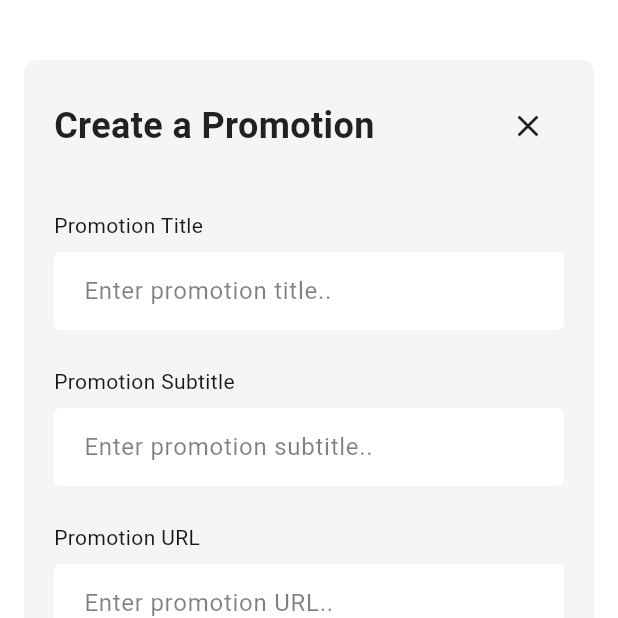
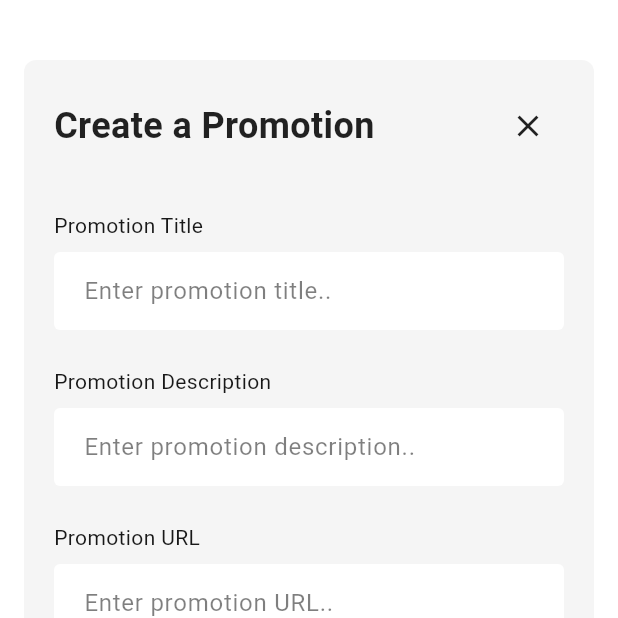
Before and after one commit to flutter-maktech/mse_admin_dashboard, a Flutter app: the PromotionView screen opened by its route, after a tap on "Create Promotion", on a phone screen of 412 x 824 dp, the top half of it. Run offline on Flutter 3.47's test engine with Material 3 defaults, Android fonts, the phone set to English and light mode, and no system bars; our stand-ins replace get, get_storage, image_picker; accounts and stored records are empty; network calls fail.

Commit message:
feat: connect promotions to backend api, update app name to MSE, and refresh web icons

```diff
--- a/lib/app/data/providers/api_provider.dart
+++ b/lib/app/data/providers/api_provider.dart
@@ -5,6 +5,7 @@ import '../models/event_model.dart';
 import '../models/race_model.dart';
 import '../models/race_request_model.dart';
 import '../models/race_report_model.dart';
+import '../models/promotion_model.dart';
 
 class ApiProvider extends GetConnect {
   final _storage = GetStorage();
@@ -16,6 +17,11 @@ class ApiProvider extends GetConnect {
       final token = _storage.read<String>('access_token');
       if (token != null && token.isNotEmpty) {
         request.headers['Authorization'] = 'Bearer $token';
+      }
+      if (request.method.toLowerCase() == 'delete') {
+        request.headers['accept'] = '*/*';
+      } else {
+        request.headers['accept'] = 'application/json';
       }
       return request;
     });
@@ -153,4 +159,53 @@ class ApiProvider extends GetConnect {
       }
     }
   }
+
+  Future<List<PromotionModel>> getPromotions() async {
+    final response = await get('/dropbox/');
+    if (response.status.hasError) {
+      return Future.error(response.statusText ?? 'Failed to load promotions');
+    } else {
+      if (response.body is List) {
+        return (response.body as List)
+            .map((item) => PromotionModel.fromJson(item))
+            .toList();
+      }
+      return [];
+    }
+  }
+
+  Future<PromotionModel> createPromotion(FormData form) async {
+    final response = await post('/dropbox/', form);
+    if (response.status.hasError) {
+      return Future.error(
+        response.body?['detail'] ??
+            response.statusText ??
+            'Failed to create promotion',
+      );
+    }
+    return PromotionModel.fromJson(response.body);
+  }
+
+  Future<PromotionModel> updatePromotion(int id, FormData form) async {
+    final response = await put('/dropbox/$id', form);
+    if (response.status.hasError) {
+      return Future.error(
+        response.body?['detail'] ??
+            response.statusText ??
+            'Failed to update promotion',
+      );
+    }
+    return PromotionModel.fromJson(response.body);
+  }
+
+  Future<void> deletePromotion(int id) async {
+    final response = await delete('/dropbox/$id');
+    if (response.status.hasError) {
+      return Future.error(
+        response.body?['detail'] ??
+            response.statusText ??
+            'Failed to delete promotion',
+      );
+    }
+  }
 }
--- a/lib/app/modules/promotion/controllers/promotion_controller.dart
+++ b/lib/app/modules/promotion/controllers/promotion_controller.dart
@@ -3,10 +3,11 @@ import 'package:flutter/material.dart';
 import 'package:get/get.dart';
 import 'package:image_picker/image_picker.dart';
 import '../../../data/models/promotion_model.dart';
+import '../../../data/providers/api_provider.dart';
 
 class PromotionController extends GetxController {
   late TextEditingController titleController;
-  late TextEditingController subtitleController;
+  late TextEditingController descriptionController;
   late TextEditingController urlController;
 
   final rxPromotions = <PromotionModel>[].obs;
@@ -19,47 +20,31 @@ class PromotionController extends GetxController {
   @override
   void onInit() {
     titleController = TextEditingController();
-    subtitleController = TextEditingController();
+    descriptionController = TextEditingController();
     urlController = TextEditingController();
-    _loadDummyPromotions();
+    fetchPromotions();
     super.onInit();
   }
 
-  void _loadDummyPromotions() {
-    rxPromotions.addAll([
-      PromotionModel(
-        id: 1,
-        title: 'Formula 1 Grand Prix Deal',
-        subtitle:
-            'Get 20% off on all early bird tickets for the next Grand Prix series.',
-        url: 'https://motorsporteasy.com/f1-deal',
-        imageUrl:
-            'https://images.unsplash.com/photo-1568605117036-5fe5e7bab0b7?w=500&auto=format&fit=crop&q=60',
-      ),
-      PromotionModel(
-        id: 2,
-        title: 'Offroad Championship Pass',
-        subtitle:
-            'Exclusive weekend passes with paddock access. Limited availability.',
-        url: 'https://motorsporteasy.com/offroad-pass',
-        imageUrl:
-            'https://images.unsplash.com/photo-1533473359331-0135ef1b58bf?w=500&auto=format&fit=crop&q=60',
-      ),
-      PromotionModel(
-        id: 3,
-        title: 'Karting League Registration',
-        subtitle:
-            'Sign up for the summer amateur karting league. Winners get cash prizes!',
-        url: 'https://motorsporteasy.com/karting-signup',
-        imageUrl:
-            'https://images.unsplash.com/photo-1562591176-a117072489f6?w=500&auto=format&fit=crop&q=60',
-      ),
-    ]);
+  Future<void> fetchPromotions() async {
+    try {
+      isLoading.value = true;
+      final promotions = await Get.find<ApiProvider>().getPromotions();
+      rxPromotions.assignAll(promotions);
+    } catch (e) {
+      Get.snackbar(
+        'Error',
+        'Failed to load promotions: $e',
+        snackPosition: SnackPosition.BOTTOM,
+      );
+    } finally {
+      isLoading.value = false;
+    }
   }
 
   void clearFields() {
     titleController.clear();
-    subtitleController.clear();
+    descriptionController.clear();
     urlController.clear();
     imageBytes.value = null;
     imageName.value = '';
@@ -67,7 +52,7 @@ class PromotionController extends GetxController {
 
   void setFieldsForUpdate(PromotionModel promotion) {
     titleController.text = promotion.title ?? '';
-    subtitleController.text = promotion.subtitle ?? '';
+    descriptionController.text = promotion.subtitle ?? '';
     urlController.text = promotion.url ?? '';
     imageBytes.value = promotion.imageBytes;
     imageName.value = '';
@@ -97,13 +82,13 @@ class PromotionController extends GetxController {
 
   void createPromotion() async {
     final title = titleController.text.trim();
-    final subtitle = subtitleController.text.trim();
+    final descriptionText = descriptionController.text.trim();
     final url = urlController.text.trim();
 
-    if (title.isEmpty || subtitle.isEmpty || url.isEmpty) {
+    if (title.isEmpty || descriptionText.isEmpty || url.isEmpty) {
       Get.snackbar(
         'Error',
-        'Title, Subtitle, and Promotion URL are required',
+        'Title, Description, and Promotion URL are required',
         snackPosition: SnackPosition.BOTTOM,
       );
       return;
@@ -111,37 +96,36 @@ class PromotionController extends GetxController {
 
     try {
       isLoading.value = true;
-      // Simulate backend implementation delay
-      await Future.delayed(const Duration(milliseconds: 500));
 
-      final newId = rxPromotions.isEmpty
-          ? 1
-          : (rxPromotions
-                    .map((e) => e.id ?? 0)
-                    .reduce((a, b) => a > b ? a : b) +
-                1);
-      final newPromo = PromotionModel(
-        id: newId,
-        title: title,
-        subtitle: subtitle,
-        url: url,
-        imageBytes: imageBytes.value,
-      );
-      rxPromotions.add(newPromo);
+      final form = FormData({
+        'title': title,
+        'subtitle': '',
+        'description': descriptionText,
+        'url': url,
+        if (imageBytes.value != null && imageName.value.isNotEmpty)
+          'image': MultipartFile(
+            imageBytes.value!,
+            filename: imageName.value,
+          ),
+      });
+
+      await Get.find<ApiProvider>().createPromotion(form);
+
+      clearFields();
+      Get.back();
+      fetchPromotions();
 
       Get.snackbar(
         'Success',
-        'Promotion created successfully (Local Mock)',
+        'Promotion created successfully',
         snackPosition: SnackPosition.BOTTOM,
       );
-
-      clearFields();
-
-      Future.delayed(const Duration(milliseconds: 500), () {
-        Get.back();
-      });
     } catch (e) {
-      Get.snackbar('Error', e.toString(), snackPosition: SnackPosition.BOTTOM);
+      Get.snackbar(
+        'Error',
+        e.toString(),
+        snackPosition: SnackPosition.BOTTOM,
+      );
     } finally {
       isLoading.value = false;
     }
@@ -149,13 +133,13 @@ class PromotionController extends GetxController {
 
   void updatePromotion(int id) async {
     final title = titleController.text.trim();
-    final subtitle = subtitleController.text.trim();
+    final descriptionText = descriptionController.text.trim();
     final url = urlController.text.trim();
 
-    if (title.isEmpty || subtitle.isEmpty || url.isEmpty) {
+    if (title.isEmpty || descriptionText.isEmpty || url.isEmpty) {
       Get.snackbar(
         'Error',
-        'Title, Subtitle, and Promotion URL are required',
+        'Title, Description, and Promotion URL are required',
         snackPosition: SnackPosition.BOTTOM,
       );
       return;
@@ -163,54 +147,68 @@ class PromotionController extends GetxController {
 
     try {
       isLoading.value = true;
-      // Simulate backend implementation delay
-      await Future.delayed(const Duration(milliseconds: 500));
 
-      final index = rxPromotions.indexWhere((p) => p.id == id);
-      if (index != -1) {
-        final existingPromo = rxPromotions[index];
-        rxPromotions[index] = PromotionModel(
-          id: id,
-          title: title,
-          subtitle: subtitle,
-          url: url,
-          imageUrl: imageBytes.value == null ? existingPromo.imageUrl : null,
-          imageBytes: imageBytes.value,
-        );
-        rxPromotions.refresh();
+      final form = FormData({
+        'title': title,
+        'subtitle': '',
+        'description': descriptionText,
+        'url': url,
+        if (imageBytes.value != null && imageName.value.isNotEmpty)
+          'image': MultipartFile(
+            imageBytes.value!,
+            filename: imageName.value,
+          ),
+      });
+
+      await Get.find<ApiProvider>().updatePromotion(id, form);
+
+      clearFields();
+      Get.back();
+      fetchPromotions();
 
       Get.snackbar(
         'Success',
-          'Promotion updated successfully (Local Mock)',
+        'Promotion updated successfully',
         snackPosition: SnackPosition.BOTTOM,
       );
-
-        clearFields();
-
-        Future.delayed(const Duration(milliseconds: 500), () {
-          Get.back();
-        });
-      }
     } catch (e) {
-      Get.snackbar('Error', e.toString(), snackPosition: SnackPosition.BOTTOM);
+      Get.snackbar(
+        'Error',
+        e.toString(),
+        snackPosition: SnackPosition.BOTTOM,
+      );
     } finally {
       isLoading.value = false;
     }
   }
 
-  void deletePromotion(int id) {
-    rxPromotions.removeWhere((p) => p.id == id);
+  void deletePromotion(int id) async {
+    try {
+      isLoading.value = true;
+      await Get.find<ApiProvider>().deletePromotion(id);
+
       Get.snackbar(
         'Success',
-      'Promotion deleted successfully (Local Mock)',
+        'Promotion deleted successfully',
         snackPosition: SnackPosition.BOTTOM,
       );
+
+      fetchPromotions();
+    } catch (e) {
+      Get.snackbar(
+        'Error',
+        e.toString(),
+        snackPosition: SnackPosition.BOTTOM,
+      );
+    } finally {
+      isLoading.value = false;
+    }
   }
 
   @override
   void onClose() {
     titleController.dispose();
-    subtitleController.dispose();
+    descriptionController.dispose();
     urlController.dispose();
     super.onClose();
   }
--- a/lib/app/modules/promotion/views/create_promotion_view.dart
+++ b/lib/app/modules/promotion/views/create_promotion_view.dart
@@ -59,11 +59,11 @@ class CreatePromotionView extends GetView<PromotionController> {
 
                 const SizedBox(height: 24),
 
-                _buildLabel('Promotion Subtitle'),
+                _buildLabel('Promotion Description'),
                 const SizedBox(height: 8),
                 _buildTextField(
-                  controller.subtitleController,
-                  'Enter promotion subtitle..',
+                  controller.descriptionController,
+                  'Enter promotion description..',
                 ),
 
                 const SizedBox(height: 24),
--- a/lib/app/modules/promotion/views/promotion_view.dart
+++ b/lib/app/modules/promotion/views/promotion_view.dart
@@ -114,6 +114,17 @@ class PromotionView extends GetView<PromotionController> {
 
                   // Table Body or Card Grid based on layout
                   Obx(() {
+                    if (controller.isLoading.value) {
+                      return const Padding(
+                        padding: EdgeInsets.all(48.0),
+                        child: Center(
+                          child: CircularProgressIndicator(
+                            color: AppColors.primaryRed,
+                          ),
+                        ),
+                      );
+                    }
+
                     if (controller.rxPromotions.isEmpty) {
                       return const Padding(
                         padding: EdgeInsets.all(24.0),
@@ -161,8 +172,8 @@ class PromotionView extends GetView<PromotionController> {
                                                 height: 60,
                                                 width: 80,
                                                 fit: BoxFit.cover,
-                                            errorBuilder:
-                                                (context, error, stackTrace) =>
+                                                errorBuilder: (context, error,
+                                                        stackTrace) =>
                                                     const Icon(
                                                   Icons.image_not_supported,
                                                   color: AppColors.iconGrey,
@@ -207,8 +218,7 @@ class PromotionView extends GetView<PromotionController> {
                                           style: const TextStyle(
                                             color: AppColors.primaryRed,
                                             fontSize: 11,
-                                            decoration:
-                                                TextDecoration.underline,
+                                            decoration: TextDecoration.underline,
                                           ),
                                         ),
                                       ],
@@ -251,20 +261,18 @@ class PromotionView extends GetView<PromotionController> {
                                 child: Text(
                                   'Title',
                                   style: TextStyle(
-                                    color: AppColors.textBlack.withValues(
-                                      alpha: 0.7,
-                                    ),
+                                    color: AppColors.textBlack
+                                        .withValues(alpha: 0.7),
                                   ),
                                 ),
                               ),
                               Expanded(
                                 flex: 3,
                                 child: Text(
-                                  'Subtitle',
+                                  'Description',
                                   style: TextStyle(
-                                    color: AppColors.textBlack.withValues(
-                                      alpha: 0.7,
-                                    ),
+                                    color: AppColors.textBlack
+                                        .withValues(alpha: 0.7),
                                   ),
                                 ),
                               ),
@@ -273,9 +281,8 @@ class PromotionView extends GetView<PromotionController> {
                                 child: Text(
                                   'URL',
                                   style: TextStyle(
-                                    color: AppColors.textBlack.withValues(
-                                      alpha: 0.7,
-                                    ),
+                                    color: AppColors.textBlack
+                                        .withValues(alpha: 0.7),
                                   ),
                                 ),
                               ),
@@ -284,14 +291,15 @@ class PromotionView extends GetView<PromotionController> {
                                 child: Text(
                                   'Image',
                                   style: TextStyle(
-                                    color: AppColors.textBlack.withValues(
-                                      alpha: 0.7,
-                                    ),
+                                    color: AppColors.textBlack
+                                        .withValues(alpha: 0.7),
                                   ),
                                   textAlign: TextAlign.center,
                                 ),
                               ),
-                              const SizedBox(width: 48),
+                              const SizedBox(
+                                width: 48,
+                              ),
                             ],
                           ),
                         ),
@@ -369,13 +377,12 @@ class PromotionView extends GetView<PromotionController> {
                                                     height: 40,
                                                     width: 60,
                                                     fit: BoxFit.cover,
-                                                errorBuilder:
-                                                    (
-                                                      context,
+                                                    errorBuilder: (context,
                                                             error,
-                                                      stackTrace,
-                                                    ) => const Icon(
-                                                      Icons.image_not_supported,
+                                                            stackTrace) =>
+                                                        const Icon(
+                                                      Icons
+                                                          .image_not_supported,
                                                       color: AppColors.iconGrey,
                                                     ),
                                                   ),
--- a/lib/app/modules/promotion/views/update_promotion_view.dart
+++ b/lib/app/modules/promotion/views/update_promotion_view.dart
@@ -62,11 +62,11 @@ class UpdatePromotionView extends GetView<PromotionController> {
 
                 const SizedBox(height: 24),
 
-                _buildLabel('Promotion Subtitle'),
+                _buildLabel('Promotion Description'),
                 const SizedBox(height: 8),
                 _buildTextField(
-                  controller.subtitleController,
-                  'Enter promotion subtitle..',
+                  controller.descriptionController,
+                  'Enter promotion description..',
                 ),
 
                 const SizedBox(height: 24),
--- a/lib/main.dart
+++ b/lib/main.dart
@@ -16,7 +16,7 @@ class MyApp extends StatelessWidget {
   @override
   Widget build(BuildContext context) {
     return GetMaterialApp(
-      title: "Application",
+      title: "MSE",
       initialRoute: AppPages.initial,
       debugShowCheckedModeBanner: false,
       getPages: AppPages.routes,
```
Also changed, not shown: lib/app/data/models/promotion_model.dart (+21 -0 lines), 8 other files. Lines whose indentation alone changed are shown as unchanged.
